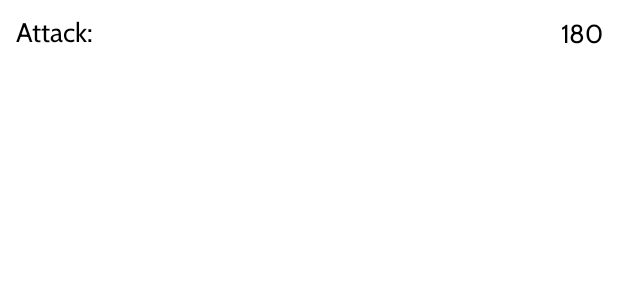
After one commit to UnOso/GachamonstersAndroid, an Android app: the layout fragment_main_menu_gachamonsters_stats_item.xml on its own in the app's theme, with its tools: preview values and no code run, on a phone screen of 412 x 824 dp. The commit adds this screen. Shown: the top 300 px of the screen. Run offline under Robolectric (Android 15) with nearby library versions, the phone set to English and light mode, and no system bars.

Commit message:
Gachamon view main menu
* MainMenuFragment, main menu slider, list item

* OptionModel, Adapter

* Options Slider Working

* Ver_1 Option Slider

* Initial Layout Gachamon Main Menu

* Menu Config

* Menu Config

* Menu Gachamon

* MainMenuFragment, main menu slider, list item

* Options Slider Working

* Main menu feature (#1)

* MainMenuFragment, main menu slider, list item

* OptionModel, Adapter

* Options Slider Working

* Ver_1 Option Slider

```diff
--- /dev/null
+++ b/app/src/main/java/com/polariumx/gachamonsters/features/model/MainMenuGachaStatModel.kt
@@ -0,0 +1,6 @@
+package com.polariumx.gachamonsters.features.model
+
+data class MainMenuGachaStatModel (
+    val statName : String,
+    val statValue: Int
+        )
--- /dev/null
+++ b/app/src/main/res/layout/fragment_main_menu_gachamonsters_stats_item.xml
@@ -0,0 +1,37 @@
+<?xml version="1.0" encoding="utf-8"?>
+<LinearLayout xmlns:android="http://schemas.android.com/apk/res/android"
+    xmlns:app="http://schemas.android.com/apk/res-auto"
+    xmlns:tools="http://schemas.android.com/tools"
+    android:layout_width="match_parent"
+    android:layout_height="wrap_content"
+    android:layout_margin="10dp"
+    android:orientation="horizontal">
+
+    <TextView
+        android:id="@+id/fragment_main_menu_gachamonsters_stats_name_item_text"
+        android:layout_width="wrap_content"
+        android:layout_height="wrap_content"
+        android:fontFamily="@font/cabin"
+        android:gravity="center"
+        android:autoSizeTextType="uniform"
+        android:textColor="@color/black"
+        android:textSize="18sp"
+        android:layout_marginEnd="5dp"
+        app:layout_constraintBottom_toBottomOf="@id/fragment_main_menu_option_slider_item_image"
+        app:layout_constraintTop_toTopOf="@id/fragment_main_menu_option_slider_item_image"
+        tools:text="Attack:"/>
+
+    <TextView
+        android:id="@+id/fragment_main_menu_gachamonsters_stats_value_item_text"
+        android:layout_width="match_parent"
+        android:layout_height="wrap_content"
+        android:fontFamily="@font/cabin"
+        android:gravity="right"
+        android:autoSizeTextType="uniform"
+        android:textColor="@color/black"
+        android:textSize="16sp"
+        app:layout_constraintBottom_toBottomOf="@id/fragment_main_menu_option_slider_item_image"
+        app:layout_constraintTop_toTopOf="@id/fragment_main_menu_option_slider_item_image"
+        tools:text="180"/>
+
+</LinearLayout>
--- a/app/src/main/res/values/colors.xml
+++ b/app/src/main/res/values/colors.xml
@@ -7,4 +7,5 @@
     <color name="teal_700">#FF018786</color>
     <color name="black">#FF000000</color>
     <color name="white">#FFFFFFFF</color>
+    <color name="mainColor">#CB7DD8D5</color>
 </resources>
--- a/app/src/main/res/values/strings.xml
+++ b/app/src/main/res/values/strings.xml
@@ -9,4 +9,5 @@
 
     <string name="hello_first_fragment">Hello first fragment</string>
     <string name="hello_second_fragment">Hello second fragment. Arg: %1$s</string>
-</resources>
+    <string name="gachamon_lvl">Gachamon\nLV 1</string>
+    </resources>
```
Also changed, not shown: app/src/main/java/com/polariumx/gachamonsters/features/MainMenuFragment.kt (+27 -4 lines), app/src/main/java/com/polariumx/gachamonsters/features/MainMenuOptionGachamonstersStatsAdapter.kt (added, +38 -0 lines), app/src/main/res/layout/fragment_main_menu.xml (+44 -1 lines), app/src/main/res/drawable/mobu.png (added).
